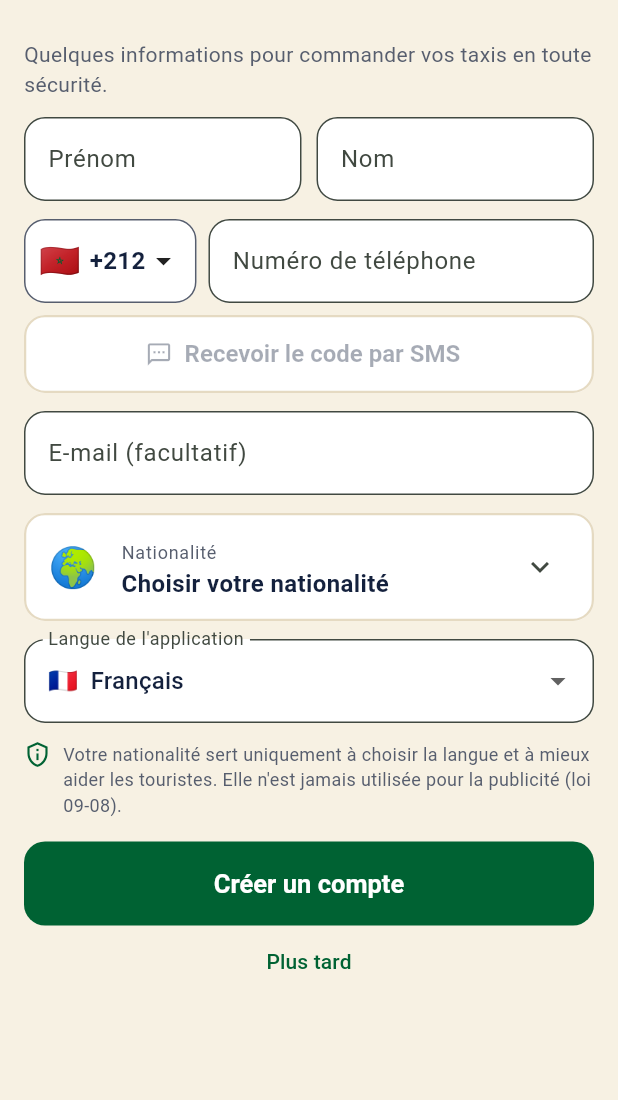
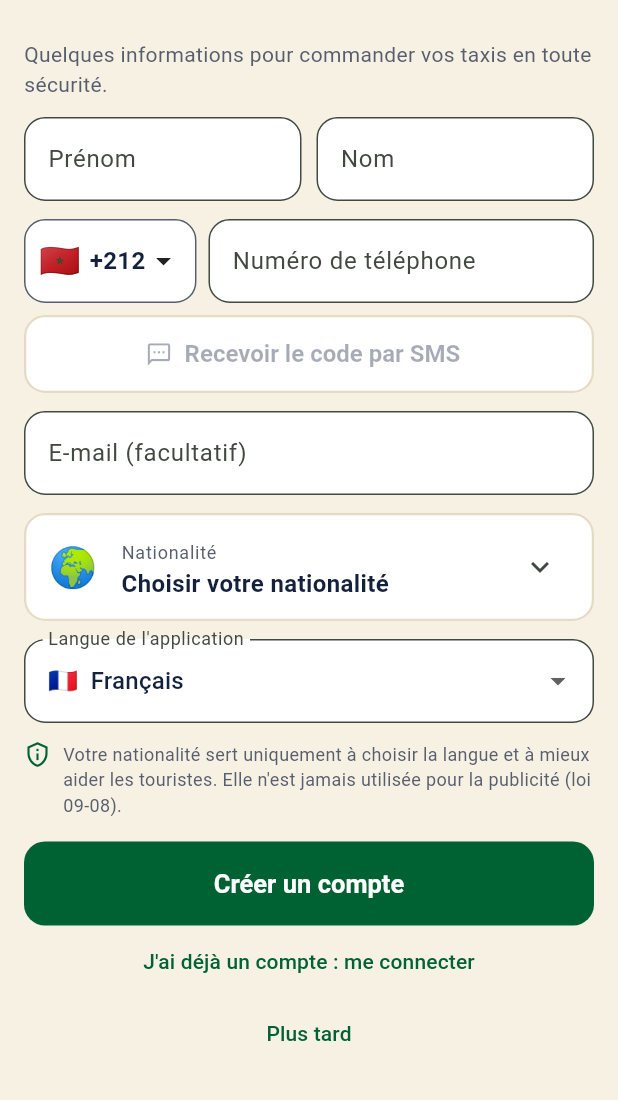
Before and after one commit to Patoch87/taxi-maroc, a Flutter app: the screen it shows after launch, on a phone screen of 412 x 824 dp, the part 63-1163 px from its top. Run offline on Flutter 3.47's test engine with Material 3 defaults, Android fonts, the phone set to English and light mode, and no system bars; our stand-ins replace audioplayers, camera, flutter_local_notifications, flutter_map, flutter_tts, geolocator and 8 more; missing offline and left inert: google_maps_flutter_android, google_maps_flutter_platform_interface; accounts and stored records are empty.

Commit message:
Connexion à un compte existant : « J'ai déjà un compte » et connexion automatique quand le numéro est connu (passager et chauffeur)
Co-Authored-By: Claude Opus 5.5 <noreply@anthropic.com>
Claude-Session: https://claude.ai/code/session_01BGGWrHntyLdn3dDUzFNG8z

```diff
--- a/mobile/lib/l10n/lang/da.dart
+++ b/mobile/lib/l10n/lang/da.dart
@@ -568,4 +568,10 @@ const Map<String, String> da = {
   'driverAppPromoHint': "Hent appen Bab Taxi Chauffør",
   'priceTo': "til",
   'rideFromWhatsapp': "Din tur bestilt via WhatsApp",
+  'haveAccount': "Jeg har allerede en konto: log ind",
+  'loginTitle': "Log ind",
+  'loginIntro': "Indtast nummeret på din Bab Taxi-konto og derefter den modtagne kode.",
+  'noAccountForPhone': "Ingen konto med dette nummer: opret din konto nedenfor.",
+  'newAccountInstead': "Opret en ny konto",
+  'welcomeBack': "Velkommen tilbage,",
 };
--- a/mobile/lib/l10n/lang/de.dart
+++ b/mobile/lib/l10n/lang/de.dart
@@ -568,4 +568,10 @@ const Map<String, String> de = {
   'driverAppPromoHint': "Lade die App Bab Taxi Fahrer herunter",
   'priceTo': "bis",
   'rideFromWhatsapp': "Ihre über WhatsApp bestellte Fahrt",
+  'haveAccount': "Ich habe schon ein Konto: anmelden",
+  'loginTitle': "Anmelden",
+  'loginIntro': "Geben Sie die Nummer Ihres Bab-Taxi-Kontos ein, dann den erhaltenen Code.",
+  'noAccountForPhone': "Kein Konto mit dieser Nummer: Erstellen Sie unten Ihr Konto.",
+  'newAccountInstead': "Neues Konto erstellen",
+  'welcomeBack': "Willkommen zurück,",
 };
--- a/mobile/lib/l10n/lang/es.dart
+++ b/mobile/lib/l10n/lang/es.dart
@@ -568,4 +568,10 @@ const Map<String, String> es = {
   'driverAppPromoHint': "Descarga la app Bab Taxi Conductor",
   'priceTo': "a",
   'rideFromWhatsapp': "Su viaje pedido por WhatsApp",
+  'haveAccount': "Ya tengo una cuenta: iniciar sesión",
+  'loginTitle': "Iniciar sesión",
+  'loginIntro': "Introduzca el número de su cuenta Bab Taxi y luego el código recibido.",
+  'noAccountForPhone': "No hay ninguna cuenta con este número: cree su cuenta abajo.",
+  'newAccountInstead': "Crear una cuenta nueva",
+  'welcomeBack': "Bienvenido de nuevo,",
 };
--- a/mobile/lib/l10n/lang/fa.dart
+++ b/mobile/lib/l10n/lang/fa.dart
@@ -567,4 +567,10 @@ const Map<String, String> fa = {
   'driverAppPromoHint': "برنامه باب تاکسی راننده را دانلود کنید",
   'priceTo': "تا",
   'rideFromWhatsapp': "سفر شما از طریق واتساپ سفارش داده شد",
+  'haveAccount': "از قبل حساب دارم: ورود",
+  'loginTitle': "ورود",
+  'loginIntro': "شماره حساب باب تاکسی خود و سپس کد دریافتی را وارد کنید.",
+  'noAccountForPhone': "حسابی با این شماره وجود ندارد: حساب خود را در پایین بسازید.",
+  'newAccountInstead': "ایجاد حساب جدید",
+  'welcomeBack': "خوش برگشتید،",
 };
--- a/mobile/lib/l10n/lang/hr.dart
+++ b/mobile/lib/l10n/lang/hr.dart
@@ -568,4 +568,10 @@ const Map<String, String> hr = {
   'driverAppPromoHint': "Preuzmite aplikaciju Bab Taxi Vozač",
   'priceTo': "do",
   'rideFromWhatsapp': "Vaša vožnja naručena putem WhatsAppa",
+  'haveAccount': "Već imam račun: prijava",
+  'loginTitle': "Prijava",
+  'loginIntro': "Unesite broj svog Bab Taxi računa, zatim primljeni kod.",
+  'noAccountForPhone': "Nema računa s ovim brojem: izradite račun ispod.",
+  'newAccountInstead': "Izradi novi račun",
+  'welcomeBack': "Dobro došli natrag,",
 };
--- a/mobile/lib/l10n/lang/it.dart
+++ b/mobile/lib/l10n/lang/it.dart
@@ -568,4 +568,10 @@ const Map<String, String> it = {
   'driverAppPromoHint': "Scarica l'app Bab Taxi Autista",
   'priceTo': "a",
   'rideFromWhatsapp': "La tua corsa ordinata su WhatsApp",
+  'haveAccount': "Ho già un account: accedi",
+  'loginTitle': "Accedi",
+  'loginIntro': "Inserisci il numero del tuo account Bab Taxi, poi il codice ricevuto.",
+  'noAccountForPhone': "Nessun account con questo numero: crea il tuo account qui sotto.",
+  'newAccountInstead': "Crea un nuovo account",
+  'welcomeBack': "Bentornato,",
 };
--- a/mobile/lib/l10n/lang/ja.dart
+++ b/mobile/lib/l10n/lang/ja.dart
@@ -565,4 +565,10 @@ const Map<String, String> ja = {
   'driverAppPromoHint': "Bab Taxi ドライバーアプリをダウンロード",
   'priceTo': "〜",
   'rideFromWhatsapp': "WhatsAppで予約した配車",
+  'haveAccount': "アカウントをお持ちの方：ログイン",
+  'loginTitle': "ログイン",
+  'loginIntro': "Bab Taxiアカウントの電話番号を入力し、届いたコードを入力してください。",
+  'noAccountForPhone': "この番号のアカウントはありません。下でアカウントを作成してください。",
+  'newAccountInstead': "新しいアカウントを作成",
+  'welcomeBack': "おかえりなさい、",
 };
--- a/mobile/lib/l10n/lang/ko.dart
+++ b/mobile/lib/l10n/lang/ko.dart
@@ -565,4 +565,10 @@ const Map<String, String> ko = {
   'driverAppPromoHint': "Bab Taxi 기사용 앱 다운로드",
   'priceTo': "~",
   'rideFromWhatsapp': "WhatsApp으로 주문한 택시",
+  'haveAccount': "이미 계정이 있습니다: 로그인",
+  'loginTitle': "로그인",
+  'loginIntro': "Bab Taxi 계정의 전화번호를 입력한 다음 받은 코드를 입력하세요.",
+  'noAccountForPhone': "이 번호로 된 계정이 없습니다. 아래에서 계정을 만드세요.",
+  'newAccountInstead': "새 계정 만들기",
+  'welcomeBack': "다시 오신 것을 환영합니다,",
 };
--- a/mobile/lib/l10n/lang/nl.dart
+++ b/mobile/lib/l10n/lang/nl.dart
@@ -568,4 +568,10 @@ const Map<String, String> nl = {
   'driverAppPromoHint': "Download de app Bab Taxi Chauffeur",
   'priceTo': "tot",
   'rideFromWhatsapp': "Je rit besteld via WhatsApp",
+  'haveAccount': "Ik heb al een account: inloggen",
+  'loginTitle': "Inloggen",
+  'loginIntro': "Voer het nummer van uw Bab Taxi-account in en daarna de ontvangen code.",
+  'noAccountForPhone': "Geen account met dit nummer: maak hieronder uw account aan.",
+  'newAccountInstead': "Nieuw account aanmaken",
+  'welcomeBack': "Welkom terug,",
 };
--- a/mobile/lib/l10n/lang/pl.dart
+++ b/mobile/lib/l10n/lang/pl.dart
@@ -568,4 +568,10 @@ const Map<String, String> pl = {
   'driverAppPromoHint': "Pobierz aplikację Bab Taxi Kierowca",
   'priceTo': "do",
   'rideFromWhatsapp': "Twój kurs zamówiony przez WhatsApp",
+  'haveAccount': "Mam już konto: zaloguj się",
+  'loginTitle': "Zaloguj się",
+  'loginIntro': "Wpisz numer swojego konta Bab Taxi, a potem otrzymany kod.",
+  'noAccountForPhone': "Brak konta z tym numerem: utwórz konto poniżej.",
+  'newAccountInstead': "Utwórz nowe konto",
+  'welcomeBack': "Witaj ponownie,",
 };
--- a/mobile/lib/l10n/lang/pt.dart
+++ b/mobile/lib/l10n/lang/pt.dart
@@ -568,4 +568,10 @@ const Map<String, String> pt = {
   'driverAppPromoHint': "Descarregue a app Bab Taxi Motorista",
   'priceTo': "a",
   'rideFromWhatsapp': "A sua viagem pedida pelo WhatsApp",
+  'haveAccount': "Já tenho uma conta: entrar",
+  'loginTitle': "Entrar",
+  'loginIntro': "Introduza o número da sua conta Bab Taxi e depois o código recebido.",
+  'noAccountForPhone': "Nenhuma conta com este número: crie a sua conta abaixo.",
+  'newAccountInstead': "Criar uma conta nova",
+  'welcomeBack': "Bem-vindo de volta,",
 };
--- a/mobile/lib/l10n/lang/sr.dart
+++ b/mobile/lib/l10n/lang/sr.dart
@@ -568,4 +568,10 @@ const Map<String, String> sr = {
   'driverAppPromoHint': "Preuzmite aplikaciju Bab Taksi Vozač",
   'priceTo': "do",
   'rideFromWhatsapp': "Vaša vožnja naručena preko WhatsAppa",
+  'haveAccount': "Već imam nalog: prijava",
+  'loginTitle': "Prijava",
+  'loginIntro': "Unesite broj svog Bab Taxi naloga, zatim primljeni kod.",
+  'noAccountForPhone': "Nema naloga sa ovim brojem: napravite nalog ispod.",
+  'newAccountInstead': "Napravi novi nalog",
+  'welcomeBack': "Dobro došli nazad,",
 };
--- a/mobile/lib/l10n/strings.dart
+++ b/mobile/lib/l10n/strings.dart
@@ -735,6 +735,12 @@ class S {
     'accountCreated': ['Compte créé', 'تم إنشاء الحساب', 'الحساب تصايب', 'Account created'],
     'accountSaved': ['Compte mis à jour', 'تم تحديث الحساب', 'الحساب تبدل', 'Account updated'],
     'accountId': ['Identifiant du compte', 'معرف الحساب', 'الرقم ديال الحساب', 'Account ID'],
+    'haveAccount': ["J'ai déjà un compte : me connecter", "لدي حساب بالفعل: تسجيل الدخول", "عندي حساب: دخل", "I already have an account: log in"],
+    'loginTitle': ["Se connecter", "تسجيل الدخول", "دخول", "Log in"],
+    'loginIntro': ["Entrez le numéro de votre compte Bab Taxi, puis le code reçu.", "أدخل رقم حسابك في باب طاكسي، ثم الرمز الذي تتوصل به.", "دخّل النمرة ديال الحساب ديالك ف باب طاكسي، ومن بعد الكود اللي غادي يوصلك.", "Enter the number of your Bab Taxi account, then the code you receive."],
+    'noAccountForPhone': ["Aucun compte avec ce numéro : créez votre compte ci-dessous.", "لا يوجد حساب بهذا الرقم: أنشئ حسابك أدناه.", "ما كاين حتى حساب بهاد النمرة: صايب الحساب ديالك لتحت.", "No account with this number: create your account below."],
+    'newAccountInstead': ["Créer un nouveau compte", "إنشاء حساب جديد", "صايب حساب جديد", "Create a new account"],
+    'welcomeBack': ["Bon retour,", "مرحباً بعودتك،", "مرحبا بيك من جديد،", "Welcome back,"],
     'changeDestination': ["Changer de destination", "تغيير الوجهة", "بدّل البلاصة", "Change destination"],
     'changeDestFailed': ["La nouvelle destination n'a pas été envoyée au chauffeur. Réessayez.", "لم تُرسل الوجهة الجديدة إلى السائق. حاول مرة أخرى.", "البلاصة الجديدة ما وصلاتش للشيفور. عاود جرّب.", "The new destination was not sent to the driver. Please try again."],
     'destChangedBy': ["Nouvelle destination demandée par", "وجهة جديدة طلبها", "بلاصة جديدة طلبها", "New destination requested by"],
--- a/mobile/lib/screens/account_screen.dart
+++ b/mobile/lib/screens/account_screen.dart
@@ -160,10 +160,13 @@ class _DialPickerState extends State<_DialPicker> {
 
 /// Création du compte (premier lancement ou menu), et « Mon compte » pour le modifier.
 class AccountScreen extends StatefulWidget {
-  const AccountScreen({super.key, this.firstLaunch = false});
+  const AccountScreen({super.key, this.firstLaunch = false, this.codeApi});
 
   /// Premier lancement : bouton « Continuer en démo » pour passer l'inscription.
   final bool firstLaunch;
+
+  /// Serveur pour le code SMS (remplaçable dans les tests).
+  final LiveApi? codeApi;
 
   @override
   State<AccountScreen> createState() => _AccountScreenState();
@@ -187,7 +190,8 @@ class _AccountScreenState extends State<AccountScreen> {
   bool _codeSent = false;
   bool _sending = false;
   bool _sendFailed = false;
-  final _verifier = PhoneCodeVerifier();
+  late final _verifier = PhoneCodeVerifier(api: widget.codeApi);
+
   /// Numéro auquel le code a été envoyé (un autre numéro demande un nouveau code).
   String? _codePhone;
   bool _nationalityMissing = false;
@@ -195,6 +199,10 @@ class _AccountScreenState extends State<AccountScreen> {
 
   /// Création du compte : connexion par empreinte ou visage proposée (activée après une vérification).
   bool _bio = true;
+
+  /// « J'ai déjà un compte » : seulement le numéro et le code, puis le compte du serveur est repris.
+  bool _login = false;
+  bool _noAccount = false;
 
   @override
   void dispose() {
@@ -248,6 +256,30 @@ class _AccountScreenState extends State<AccountScreen> {
     setState(() {});
     await _verifier.check(v);
     if (mounted) setState(() {});
+    // Comme Uber : numéro déjà connu, connexion automatique au compte (même depuis « Créer un compte »).
+    if (_existing == null && _verifier.verified && mounted && (_login || _verifier.serverAccount != null)) {
+      _finishLogin();
+    }
+  }
+
+  /// Connexion : le compte lié au numéro (rendu par le serveur après le bon code) est repris sur ce téléphone.
+  /// Même identifiant qu'avant : historique, dossier chauffeur et commande WhatsApp restent liés.
+  void _finishLogin() {
+    final a = Account.fromServer(_verifier.serverAccount);
+    if (a == null) {
+      // Numéro vérifié mais aucun compte : on passe à la création, numéro déjà vérifié.
+      setState(() {
+        _login = false;
+        _noAccount = true;
+      });
+      return;
+    }
+    accountStore.save(a);
+    final lang = _verifier.serverAccount?['langue'];
+    if (lang is String && S.supported.contains(lang) && lang != langNotifier.value) langNotifier.value = lang;
+    final messenger = ScaffoldMessenger.maybeOf(context);
+    if (!widget.firstLaunch && Navigator.canPop(context)) Navigator.pop(context);
+    messenger?.showSnackBar(SnackBar(content: Text('${s.t('welcomeBack')} ${a.firstName}')));
   }
 
   Future<void> _pickCountry() async {
@@ -353,7 +385,11 @@ class _AccountScreenState extends State<AccountScreen> {
 
   @override
   Widget build(BuildContext context) {
-    final title = _existing == null ? s.t('createAccount') : s.t('myAccount');
+    final title = _login
+        ? s.t('loginTitle')
+        : _existing == null
+            ? s.t('createAccount')
+            : s.t('myAccount');
     return Scaffold(
       appBar: AppBar(
         automaticallyImplyLeading: !widget.firstLaunch,
@@ -365,10 +401,17 @@ class _AccountScreenState extends State<AccountScreen> {
         child: ListView(
           padding: const EdgeInsets.fromLTRB(16, 12, 16, 24),
           children: [
+            if (_noAccount)
+              Padding(
+                padding: const EdgeInsets.only(bottom: 12),
+                child: Text(s.t('noAccountForPhone'),
+                    key: const ValueKey('noAccountForPhone'),
+                    style: const TextStyle(color: AppColors.taxiRed, fontWeight: FontWeight.w700)),
+              ),
             if (_existing == null)
               Padding(
                 padding: const EdgeInsets.only(bottom: 12),
-                child: Text(s.t('signUpIntro'), style: const TextStyle(color: AppColors.muted)),
+                child: Text(s.t(_login ? 'loginIntro' : 'signUpIntro'), style: const TextStyle(color: AppColors.muted)),
               )
             else
               Padding(
@@ -376,6 +419,7 @@ class _AccountScreenState extends State<AccountScreen> {
                 child: Text('${s.t('accountId')} : ${_existing.id}',
                     style: const TextStyle(color: AppColors.muted, fontWeight: FontWeight.w600)),
               ),
+            if (!_login) ...[
               Row(crossAxisAlignment: CrossAxisAlignment.start, children: [
                 Expanded(
                   child: TextFormField(
@@ -398,6 +442,7 @@ class _AccountScreenState extends State<AccountScreen> {
                 ),
               ]),
               const SizedBox(height: 12),
+            ],
             // Indicatif (drapeau + code, compact) à côté du numéro local.
             Directionality(
               textDirection: TextDirection.ltr,
@@ -487,6 +532,7 @@ class _AccountScreenState extends State<AccountScreen> {
               Text(s.t('phoneVerified'),
                   style: const TextStyle(color: AppColors.moroccoGreen, fontWeight: FontWeight.w700)),
             ],
+            if (!_login) ...[
               const SizedBox(height: 12),
               TextFormField(
                 key: const ValueKey('email'),
@@ -550,11 +596,23 @@ class _AccountScreenState extends State<AccountScreen> {
                 ),
               ]),
               _bioSwitch(),
+            ],
             const SizedBox(height: 16),
+            if (!_login)
               FilledButton(
                 key: const ValueKey('saveAccount'),
                 onPressed: _submit,
                 child: Text(_existing == null ? s.t('createAccount') : s.t('saveAccount')),
+              ),
+            // Premier lancement : se connecter au compte existant (nouveau téléphone, application réinstallée).
+            if (_existing == null)
+              TextButton(
+                key: const ValueKey('loginToggle'),
+                onPressed: () => setState(() {
+                  _login = !_login;
+                  _noAccount = false;
+                }),
+                child: Text(s.t(_login ? 'newAccountInstead' : 'haveAccount')),
               ),
             // Application de déploiement : compte obligatoire (numéro vérifié, commande WhatsApp liée au compte).
             if (widget.firstLaunch && !isProduction)
--- a/mobile/lib/services/phone_code.dart
+++ b/mobile/lib/services/phone_code.dart
@@ -19,6 +19,9 @@ class PhoneCodeVerifier {
   bool? _result;
 
   bool get verified => _result == true;
+
+  /// Compte déjà lié au numéro, rendu par le serveur après le bon code (connexion à un compte existant).
+  Map<String, dynamic>? serverAccount;
 
   /// Code complet saisi mais refusé.
   bool get wrong => _result == false;
@@ -52,7 +55,10 @@ class PhoneCodeVerifier {
     _checked = v;
     if (!_server) return _result = v == c.testCode;
     try {
-      _result = await (_api ?? LiveApi()).checkCode(phone, v);
+      final r = await (_api ?? LiveApi()).verifyCode(phone, v);
+      _result = r['ok'] == true;
+      final c = r['compte'];
+      serverAccount = _result! && c is Map ? Map<String, dynamic>.from(c) : null;
     } catch (_) {
       _result = false;
     }
```
Also changed, not shown: mobile/lib/services/account.dart (+26 -0 lines), mobile/lib/services/live.dart (+5 -2 lines), 3 other files. Lines whose indentation alone changed are shown as unchanged.
